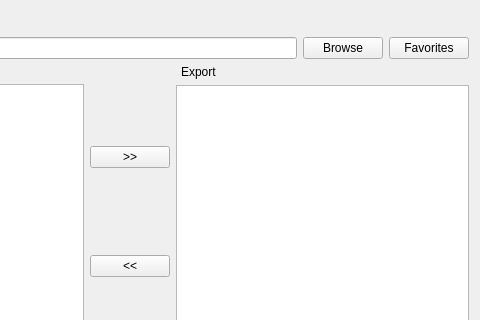
This is TrialsEditorTool/trialseditortool.ui in Vitist/trials-editor-tool-2 as Qt 5 draws it before an edit; both pictures show x 220 to 700 and y 0 to 320 of the 700 by 500 pixel window. The edited form follows.
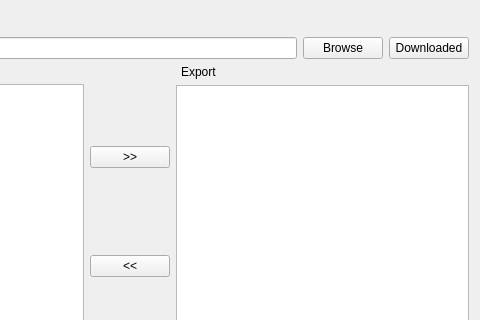
This is the edited form.

Commit message: Add functionality to game switching UI elements

Diff of the .ui file:
```diff
--- a/TrialsEditorTool/trialseditortool.ui
+++ b/TrialsEditorTool/trialseditortool.ui
@@ -86,7 +86,7 @@
         <item>
          <widget class="QPushButton" name="favoritesButton">
           <property name="text">
-           <string>Favorites</string>
+           <string>Downloaded</string>
           </property>
          </widget>
         </item>
```
The commit also changes 3 other files.
